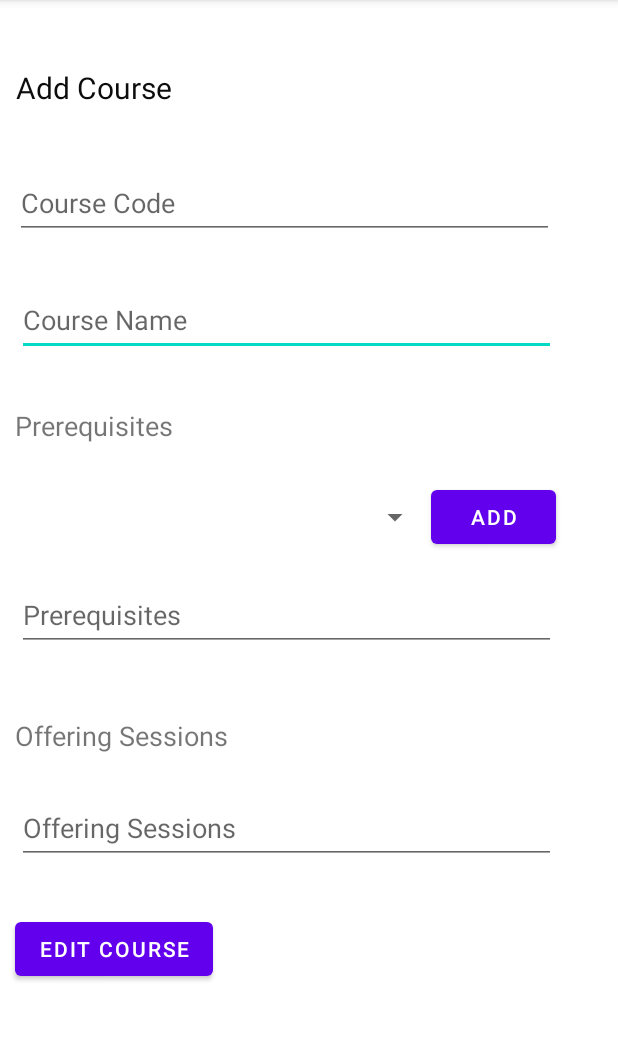
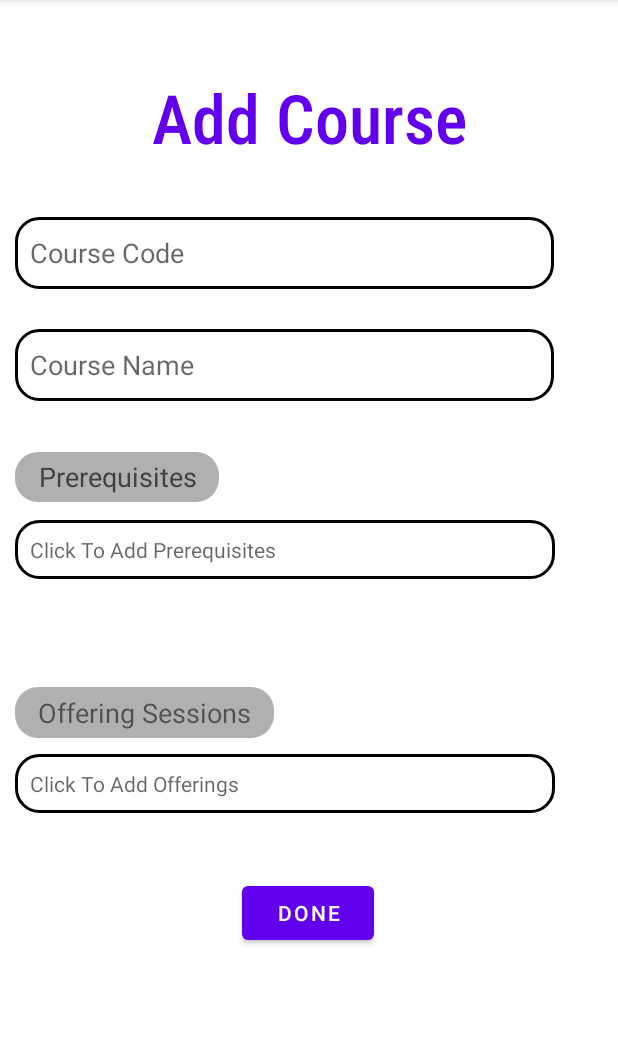
Before and after one commit to aks-456/b07-project, an Android app: the EditCourseAdmin screen opened directly, with no data from a screen before it, on a phone screen of 412 x 824 dp, the part 84-1125 px from its top. Run offline under Robolectric (Android 15) with nearby library versions, the phone set to English and light mode, and no system bars; our stand-ins replace Firebase (no records; nobody signed in at launch, a user with empty details on screens opened directly); 6 statements that could not run were skipped.

Commit message:
Update activity_edit_course_admin.xml

```diff
--- a/B07Project/app/src/main/res/layout/activity_edit_course_admin.xml
+++ b/B07Project/app/src/main/res/layout/activity_edit_course_admin.xml
@@ -7,136 +7,137 @@
     tools:context=".EditCourseAdmin">
 
     <TextView
-        android:id="@+id/textView"
-        android:layout_width="137dp"
-        android:layout_height="31dp"
-        android:text="@string/add_course"
-        android:textColor="#0C0C0C"
-        android:textSize="20sp"
+        android:id="@+id/textview_off"
+        android:layout_width="360dp"
+        android:layout_height="wrap_content"
+        android:background="@drawable/background_list_view"
+        android:hint="@string/click_to_add_offerings"
+        android:paddingStart="10dp"
+        android:paddingTop="10dp"
+        android:paddingEnd="10dp"
+
+        android:paddingBottom="10dp"
         app:layout_constraintBottom_toBottomOf="parent"
         app:layout_constraintEnd_toEndOf="parent"
-        app:layout_constraintHorizontal_bias="0.04"
+        app:layout_constraintHorizontal_bias="0.196"
+        app:layout_constraintStart_toStartOf="parent"
+        app:layout_constraintTop_toBottomOf="@+id/textView3"
+        app:layout_constraintVertical_bias="0.045" />
+
+    <TextView
+        android:id="@+id/textView"
+        android:layout_width="279dp"
+        android:layout_height="67dp"
+        android:fontFamily="sans-serif-condensed-medium"
+        android:gravity="center"
+        android:text="@string/add_course"
+        android:textColor="@color/purple_500"
+        android:textSize="45sp"
+        app:layout_constraintBottom_toBottomOf="parent"
+        app:layout_constraintEnd_toEndOf="parent"
         app:layout_constraintStart_toStartOf="parent"
         app:layout_constraintTop_toTopOf="parent"
-        app:layout_constraintVertical_bias="0.061" />
+        app:layout_constraintVertical_bias="0.064" />
 
     <EditText
         android:id="@+id/etCourseName"
         android:layout_width="359dp"
         android:layout_height="48dp"
+        android:background="@drawable/background_list_view"
         android:ems="10"
         android:hint="@string/course_name"
         android:inputType="textPersonName"
+        android:paddingHorizontal="10dp"
+
         app:layout_constraintBottom_toBottomOf="parent"
         app:layout_constraintEnd_toEndOf="parent"
-        app:layout_constraintHorizontal_bias="0.211"
+        app:layout_constraintHorizontal_bias="0.192"
         app:layout_constraintStart_toStartOf="parent"
         app:layout_constraintTop_toBottomOf="@+id/etCourseCode"
-        app:layout_constraintVertical_bias="0.053" />
+        app:layout_constraintVertical_bias="0.05"
+        android:importantForAutofill="no" />
 
     <EditText
         android:id="@+id/etCourseCode"
         android:layout_width="359dp"
+
         android:layout_height="48dp"
+        android:background="@drawable/background_list_view"
         android:ems="10"
-        android:hint="Course Code"
+        android:hint="@string/course_code"
+
         android:inputType="textPersonName"
+        android:paddingHorizontal="10dp"
         app:layout_constraintBottom_toBottomOf="parent"
         app:layout_constraintEnd_toEndOf="parent"
         app:layout_constraintHorizontal_bias="0.192"
         app:layout_constraintStart_toStartOf="parent"
         app:layout_constraintTop_toBottomOf="@+id/textView"
-        app:layout_constraintVertical_bias="0.055" />
-
-    <EditText
-        android:id="@+id/etPrerequisities"
-        android:layout_width="359dp"
-        android:layout_height="48dp"
-        android:ems="10"
-        android:hint="Prerequisites"
-        android:inputType="textPersonName"
-        app:layout_constraintBottom_toBottomOf="parent"
-        app:layout_constraintEnd_toEndOf="parent"
-        app:layout_constraintHorizontal_bias="0.211"
-        app:layout_constraintStart_toStartOf="parent"
-        app:layout_constraintTop_toBottomOf="@+id/spPre"
-        app:layout_constraintVertical_bias="0.049" />
-
-    <EditText
-        android:id="@+id/etCourseOfferings"
-        android:layout_width="359dp"
-        android:layout_height="48dp"
-        android:ems="10"
-        android:hint="Offering Sessions"
-        android:inputType="textPersonName"
-        app:layout_constraintBottom_toBottomOf="parent"
-        app:layout_constraintEnd_toEndOf="parent"
-        app:layout_constraintHorizontal_bias="0.211"
-        app:layout_constraintStart_toStartOf="parent"
-        app:layout_constraintTop_toBottomOf="@+id/textView3"
-        app:layout_constraintVertical_bias="0.078" />
-
-    <Button
-        android:id="@+id/doneButton"
-        android:layout_width="wrap_content"
-        android:layout_height="wrap_content"
-        android:text="@string/edit_course"
-        app:layout_constraintBottom_toBottomOf="parent"
-        app:layout_constraintEnd_toEndOf="parent"
-        app:layout_constraintHorizontal_bias="0.035"
-        app:layout_constraintStart_toStartOf="parent"
-        app:layout_constraintTop_toBottomOf="@+id/etCourseOfferings"
-        app:layout_constraintVertical_bias="0.227" />
-
-    <Spinner
-        android:id="@+id/spPre"
-        android:layout_width="276dp"
-        android:layout_height="48dp"
-        app:layout_constraintBottom_toBottomOf="parent"
-        app:layout_constraintEnd_toEndOf="parent"
-        app:layout_constraintHorizontal_bias="0.081"
-        app:layout_constraintStart_toStartOf="parent"
-        app:layout_constraintTop_toBottomOf="@+id/textView2"
-        app:layout_constraintVertical_bias="0.038" />
+        app:layout_constraintVertical_bias="0.054"
+        android:importantForAutofill="no" />
 
     <TextView
         android:id="@+id/textView2"
-        android:layout_width="132dp"
+        android:layout_width="wrap_content"
         android:layout_height="33dp"
+        android:background="@drawable/background_button"
+        android:gravity="center"
+        android:paddingHorizontal="15dp"
         android:text="@string/prerequisites"
+        android:textColor="#424242"
         android:textSize="18sp"
         app:layout_constraintBottom_toBottomOf="parent"
         app:layout_constraintEnd_toEndOf="parent"
-        app:layout_constraintHorizontal_bias="0.035"
+        app:layout_constraintHorizontal_bias="0.036"
         app:layout_constraintStart_toStartOf="parent"
         app:layout_constraintTop_toBottomOf="@+id/etCourseName"
-        app:layout_constraintVertical_bias="0.068" />
+        app:layout_constraintVertical_bias="0.073" />
 
     <TextView
         android:id="@+id/textView3"
-        android:layout_width="175dp"
+        android:layout_width="wrap_content"
         android:layout_height="34dp"
-        android:layout_marginTop="32dp"
+        android:layout_marginBottom="276dp"
+        android:background="@drawable/background_button"
+        android:gravity="center"
+        android:paddingHorizontal="15dp"
         android:text="@string/offering_sessions"
         android:textSize="18sp"
         app:layout_constraintBottom_toBottomOf="parent"
         app:layout_constraintEnd_toEndOf="parent"
-        app:layout_constraintHorizontal_bias="0.042"
+        app:layout_constraintHorizontal_bias="0.041"
         app:layout_constraintStart_toStartOf="parent"
-        app:layout_constraintTop_toBottomOf="@+id/etPrerequisities"
-        app:layout_constraintVertical_bias="0.046" />
+        app:layout_constraintTop_toBottomOf="@+id/textview_pre"
+        app:layout_constraintVertical_bias="1.0"
+        tools:ignore="TextContrastCheck" />
+
+    <TextView
+        android:id="@+id/textview_pre"
+        android:layout_width="360dp"
+        android:layout_height="wrap_content"
+        android:background="@drawable/background_list_view"
+        android:hint="@string/click_to_add_prerequisites"
+        android:paddingStart="10dp"
+        android:paddingTop="10dp"
+        android:paddingEnd="10dp"
+        android:paddingBottom="10dp"
+        app:layout_constraintBottom_toBottomOf="parent"
+        app:layout_constraintEnd_toEndOf="parent"
+        app:layout_constraintHorizontal_bias="0.196"
+        app:layout_constraintStart_toStartOf="parent"
+        app:layout_constraintTop_toBottomOf="@+id/textView2"
+        app:layout_constraintVertical_bias="0.031" />
 
     <Button
-        android:id="@+id/btnAddPre"
-        android:layout_width="83dp"
+        android:id="@+id/button_done"
+        android:layout_width="wrap_content"
         android:layout_height="wrap_content"
-        android:text="@string/add"
+        android:text="@string/done"
         app:layout_constraintBottom_toBottomOf="parent"
         app:layout_constraintEnd_toEndOf="parent"
-        app:layout_constraintHorizontal_bias="0.0"
-        app:layout_constraintStart_toEndOf="@+id/spPre"
-        app:layout_constraintTop_toTopOf="@+id/spPre"
-        app:layout_constraintVertical_bias="0.0" />
-
+        app:layout_constraintHorizontal_bias="0.498"
+        app:layout_constraintStart_toStartOf="parent"
+        app:layout_constraintTop_toBottomOf="@+id/textview_off"
+        app:layout_constraintVertical_bias="0.241" />
 
 </androidx.constraintlayout.widget.ConstraintLayout>
```
